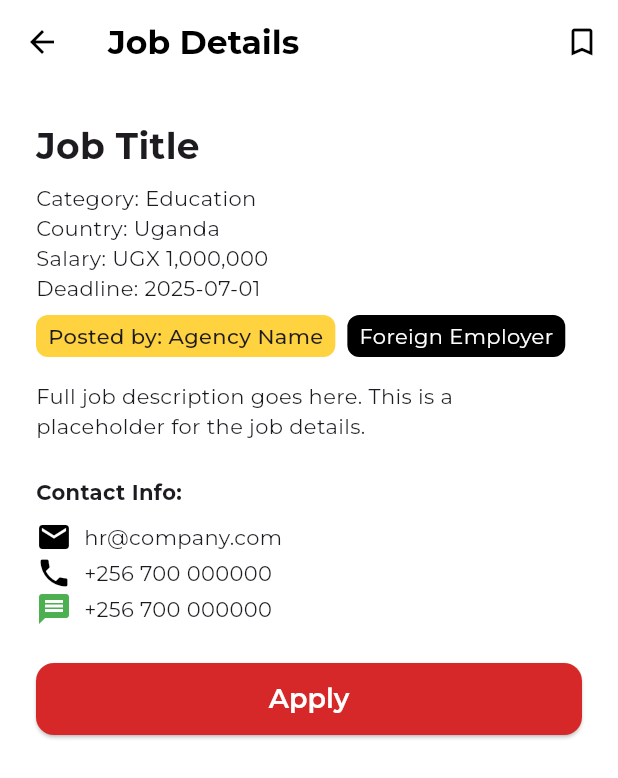
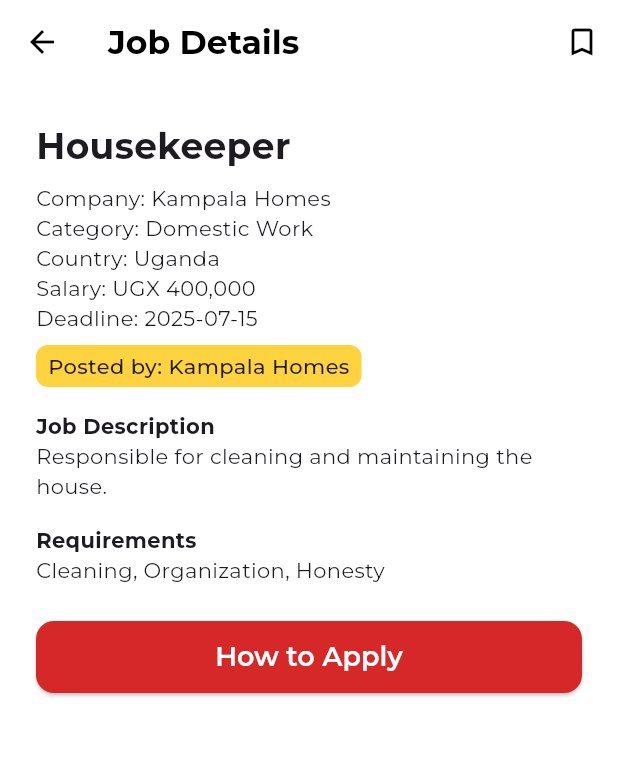
Before and after one commit to jobpopapp/jobpop1, a Flutter app: the JobDetailScreen screen opened by its route, on a phone screen of 412 x 824 dp. Shown: the top 778 px of the screen. Run offline on Flutter 3.47's test engine with Material 3 defaults, Android fonts, the light colour scheme and no system bars; our stand-ins replace google_fonts, shared_preferences, supabase_flutter; accounts and stored records are empty; generated files the repository leaves out were written again.

```diff
--- a/lib/main.dart
+++ b/lib/main.dart
@@ -9,6 +9,7 @@
 import 'screens/forgot_password_screen.dart';
 import 'screens/job_list_screen.dart';
 import 'screens/job_detail_screen.dart';
+import 'screens/saved_jobs_screen.dart';
 
 import 'screens/profile_screen.dart';
 
--- a/lib/screens/job_detail_screen.dart
+++ b/lib/screens/job_detail_screen.dart
@@ -6,6 +6,22 @@
 
   @override
   Widget build(BuildContext context) {
+    // Example job data (replace with real data from Supabase)
+    final job = {
+      'title': 'Housekeeper',
+      'category': 'Domestic Work',
+      'country': 'Uganda',
+      'salary': 'UGX 400,000',
+      'deadline': '2025-07-15',
+      'company': 'Kampala Homes',
+      'description': 'Responsible for cleaning and maintaining the house.',
+      'requirements': 'Cleaning, Organization, Honesty',
+      'email': 'hr@kampalahomes.com',
+      'company_website': 'https://kampalahomes.com',
+      'application_link': 'https://kampalahomes.com/apply',
+      'contact_phone': '+256 700 000000',
+    };
+
     return Scaffold(
       backgroundColor: Colors.white,
       appBar: AppBar(
@@ -25,14 +41,17 @@
         padding: const EdgeInsets.all(24.0),
         child: ListView(
           children: [
-            Text('Job Title',
+            Text(job['title'] ?? '',
                 style: GoogleFonts.montserrat(
                     fontSize: 24, fontWeight: FontWeight.bold)),
             const SizedBox(height: 8),
-            Text('Category: Education', style: GoogleFonts.montserrat()),
-            Text('Country: Uganda', style: GoogleFonts.montserrat()),
-            Text('Salary: UGX 1,000,000', style: GoogleFonts.montserrat()),
-            Text('Deadline: 2025-07-01', style: GoogleFonts.montserrat()),
+            Text('Company: ${job['company']}', style: GoogleFonts.montserrat()),
+            Text('Category: ${job['category']}',
+                style: GoogleFonts.montserrat()),
+            Text('Country: ${job['country']}', style: GoogleFonts.montserrat()),
+            Text('Salary: ${job['salary']}', style: GoogleFonts.montserrat()),
+            Text('Deadline: ${job['deadline']}',
+                style: GoogleFonts.montserrat()),
             const SizedBox(height: 8),
             Row(
               children: [
@@ -43,63 +62,42 @@
                     color: const Color(0xFFFFD23F),
                     borderRadius: BorderRadius.circular(8),
                   ),
-                  child: Text('Posted by: Agency Name',
+                  child: Text('Posted by: ${job['company']}',
                       style:
                           GoogleFonts.montserrat(fontWeight: FontWeight.w500)),
-                ),
-                const SizedBox(width: 8),
-                Container(
-                  padding:
-                      const EdgeInsets.symmetric(horizontal: 8, vertical: 4),
-                  decoration: BoxDecoration(
-                    color: Colors.black,
-                    borderRadius: BorderRadius.circular(8),
-                  ),
-                  child: Text('Foreign Employer',
-                      style: GoogleFonts.montserrat(color: Colors.white)),
                 ),
               ],
             ),
             const SizedBox(height: 16),
-            Text(
-                'Full job description goes here. This is a placeholder for the job details.',
-                style: GoogleFonts.montserrat()),
-            const SizedBox(height: 24),
-            Text('Contact Info:',
+            Text('Job Description',
                 style: GoogleFonts.montserrat(fontWeight: FontWeight.bold)),
-            const SizedBox(height: 8),
-            Row(
-              children: [
-                Icon(Icons.email, color: Colors.black),
-                const SizedBox(width: 8),
-                Text('hr@company.com', style: GoogleFonts.montserrat()),
-              ],
+            Text(job['description'] ?? '', style: GoogleFonts.montserrat()),
+            const SizedBox(height: 16),
+            Text('Requirements',
+                style: GoogleFonts.montserrat(fontWeight: FontWeight.bold)),
+            Text(job['requirements'] ?? '', style: GoogleFonts.montserrat()),
+            const SizedBox(height: 16),
+            if ((job['application_link'] ?? '').isNotEmpty)
+              Padding(
+                padding: const EdgeInsets.only(top: 8.0),
+                child: ElevatedButton(
+                  onPressed: () {
+                    Navigator.push(
+                      context,
+                      MaterialPageRoute(
+                        builder: (context) => JobApplyScreen(job: job),
                       ),
-            Row(
-              children: [
-                Icon(Icons.phone, color: Colors.black),
-                const SizedBox(width: 8),
-                Text('+256 700 000000', style: GoogleFonts.montserrat()),
-              ],
-            ),
-            Row(
-              children: [
-                Icon(Icons.message,
-                    color: Colors.green), // WhatsApp placeholder
-                const SizedBox(width: 8),
-                Text('+256 700 000000', style: GoogleFonts.montserrat()),
-              ],
-            ),
-            const SizedBox(height: 24),
-            ElevatedButton(
-              onPressed: () {},
+                    );
+                  },
                   style: ElevatedButton.styleFrom(
                     backgroundColor: const Color(0xFFD62828),
                     shape: RoundedRectangleBorder(
                         borderRadius: BorderRadius.circular(12)),
                     minimumSize: const Size.fromHeight(48),
                   ),
-              child: Text('Apply', style: GoogleFonts.montserrat(fontSize: 18)),
+                  child: Text('How to Apply',
+                      style: GoogleFonts.montserrat(fontSize: 18)),
+                ),
               ),
           ],
         ),
@@ -107,3 +105,52 @@
     );
   }
 }
+
+class JobApplyScreen extends StatelessWidget {
+  final Map<String, String> job;
+  const JobApplyScreen({super.key, required this.job});
+
+  @override
+  Widget build(BuildContext context) {
+    return Scaffold(
+      backgroundColor: Colors.white,
+      appBar: AppBar(
+        backgroundColor: Colors.white,
+        elevation: 0,
+        title: Text('How to Apply',
+            style: GoogleFonts.montserrat(
+                color: Colors.black, fontWeight: FontWeight.bold)),
+      ),
+      body: Padding(
+        padding: const EdgeInsets.all(24.0),
+        child: ListView(
+          children: [
+            Text('Hiring Company:',
+                style: GoogleFonts.montserrat(fontWeight: FontWeight.bold)),
+            Text(job['company'] ?? '', style: GoogleFonts.montserrat()),
+            const SizedBox(height: 8),
+            Text('Deadline:',
+                style: GoogleFonts.montserrat(fontWeight: FontWeight.bold)),
+            Text(job['deadline'] ?? '', style: GoogleFonts.montserrat()),
+            const SizedBox(height: 8),
+            Text('Requirements:',
+                style: GoogleFonts.montserrat(fontWeight: FontWeight.bold)),
+            Text(job['requirements'] ?? '', style: GoogleFonts.montserrat()),
+            const SizedBox(height: 8),
+            if ((job['email'] ?? '').isNotEmpty)
+              Text('Email: ${job['email']}', style: GoogleFonts.montserrat()),
+            if ((job['company_website'] ?? '').isNotEmpty)
+              Text('Website: ${job['company_website']}',
+                  style: GoogleFonts.montserrat()),
+            if ((job['application_link'] ?? '').isNotEmpty)
+              Text('Application Link: ${job['application_link']}',
+                  style: GoogleFonts.montserrat()),
+            if ((job['contact_phone'] ?? '').isNotEmpty)
+              Text('Contact Phone: ${job['contact_phone']}',
+                  style: GoogleFonts.montserrat()),
+          ],
+        ),
+      ),
+    );
+  }
+}
```
Also changed, not shown: lib/screens/job_list_screen.dart (+17 -36 lines), lib/screens/profile_screen.dart (+71 -30 lines), lib/screens/saved_jobs_screen.dart (+48 -43 lines). Lines whose indentation alone changed are shown as unchanged.
